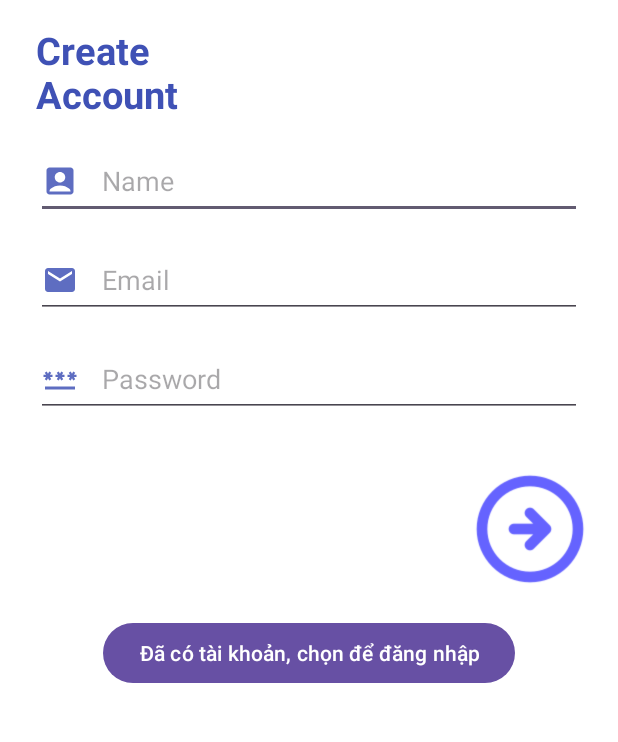
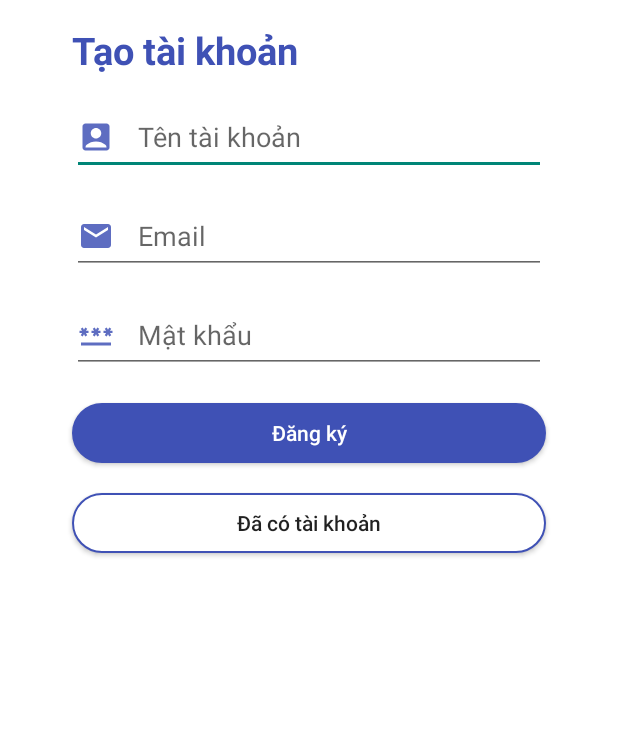
Before and after one commit to Hqkhanh-FITHOU/EcoVn, an Android app: the screen it shows after launch (RegisterActivity), after a tap on "Tạo tài khoản mới", on a phone screen of 412 x 824 dp, the part 240-982 px from its top. Run offline under Robolectric (Android 15) with nearby library versions, the phone set to English and light mode, and no system bars; our stand-ins replace Firebase (no records; nobody signed in at launch, a user with empty details on screens opened directly); 2 other taps on this screen came first.

Commit message:
re-style the interfaces of login and register for greater

```diff
--- a/app/src/main/java/com/fithou/ecovn/auth/LoginActivity.java
+++ b/app/src/main/java/com/fithou/ecovn/auth/LoginActivity.java
@@ -29,7 +29,7 @@ public class LoginActivity extends AppCompatActivity {
     Button btn_create_new;
     TextView tv_forget_pass;
 
-    ImageView btn_login;
+    Button btn_login;
     FirebaseAuth auth;
     FirebaseFirestore firestore;
     ProgressDialog progressDialog;
@@ -42,8 +42,8 @@ public class LoginActivity extends AppCompatActivity {
         auth = FirebaseAuth.getInstance();
         firestore = FirebaseFirestore.getInstance();
         progressDialog = new ProgressDialog(this);
-        progressDialog.setTitle("Create your account");
-        progressDialog.setMessage("Please wait !");
+        progressDialog.setTitle("Đăng nhập");
+        progressDialog.setMessage("Đang thực hiện !");
 
         btn_login = findViewById(R.id.btn_login);
         edtEmail = findViewById(R.id.edtEmailLogin);
@@ -55,10 +55,10 @@ public class LoginActivity extends AppCompatActivity {
                 String password = edtPassword.getText().toString();
 
                 if(email.isEmpty()){
-                    edtEmail.setError("Enter your email");
+                    edtEmail.setError("Hãy nhập email hợp lệ");
 
                 }else if(password.isEmpty()){
-                    edtPassword.setError("Enter your password");
+                    edtPassword.setError("Hãy nhập mật khẩu hợp lệ");
                 }else{
                     progressDialog.show();
                     auth.signInWithEmailAndPassword(email,password).addOnCompleteListener(new OnCompleteListener<AuthResult>() {
--- a/app/src/main/java/com/fithou/ecovn/auth/RegisterActivity.java
+++ b/app/src/main/java/com/fithou/ecovn/auth/RegisterActivity.java
@@ -32,7 +32,7 @@ public class RegisterActivity extends AppCompatActivity {
     FirebaseFirestore firestore;
     ProgressDialog progressDialog;
     Button btn_login_again;
-    ImageView btn_register;
+    Button btn_register;
 
     EditText edtName, edtEmail, edtPassword;
 
@@ -44,8 +44,8 @@ public class RegisterActivity extends AppCompatActivity {
         auth = FirebaseAuth.getInstance();
         firestore = FirebaseFirestore.getInstance();
         progressDialog = new ProgressDialog(this);
-        progressDialog.setTitle("Create your account");
-        progressDialog.setMessage("Please wait !");
+        progressDialog.setTitle("Tạo tài khoản");
+        progressDialog.setMessage("Đang thực hiện !");
 
         btn_login_again = findViewById(R.id.btn_login_again);
         btn_register = findViewById(R.id.btn_register);
@@ -61,12 +61,12 @@ public class RegisterActivity extends AppCompatActivity {
                 String password = edtPassword.getText().toString();
 
                 if(name.isEmpty()){
-                    edtName.setError("Enter your name");
+                    edtName.setError("Hãy đặt tên tài khoản");
 
                 }else if(email.isEmpty()){
-                    edtEmail.setError("Enter your email");
+                    edtEmail.setError("Hãy nhập email hợp lệ");
                 }else if(password.isEmpty()){
-                    edtPassword.setError("Enter your password");
+                    edtPassword.setError("Hãy đặt mật khẩu");
                 }else{
                     progressDialog.show();
                     auth.createUserWithEmailAndPassword(email,password).addOnCompleteListener(new OnCompleteListener<AuthResult>() {
@@ -87,7 +87,7 @@ public class RegisterActivity extends AppCompatActivity {
                                                @Override
                                                public void onComplete(@NonNull Task<Void> task) {
                                                    progressDialog.dismiss();
-                                                   Toast.makeText(RegisterActivity.this, "Register successfully !", Toast.LENGTH_SHORT).show();
+                                                   Toast.makeText(RegisterActivity.this, "Đăng ký thành công !", Toast.LENGTH_SHORT).show();
                                                    startActivity(new Intent(RegisterActivity.this, LoginActivity.class));
 
                                                }
@@ -95,7 +95,7 @@ public class RegisterActivity extends AppCompatActivity {
                                                @Override
                                                public void onFailure(@NonNull Exception e) {
                                                    progressDialog.dismiss();
-                                                   Toast.makeText(RegisterActivity.this, "Register failure !", Toast.LENGTH_LONG).show();
+                                                   Toast.makeText(RegisterActivity.this, "Đăng ký thất bại !", Toast.LENGTH_LONG).show();
                                                }
                                            });
                                         }
@@ -108,7 +108,7 @@ public class RegisterActivity extends AppCompatActivity {
                                 });
                             }else{
                                 progressDialog.dismiss();
-                                Toast.makeText(RegisterActivity.this, "Register failure !", Toast.LENGTH_LONG).show();
+                                Toast.makeText(RegisterActivity.this, "Đăng ký thất bại !", Toast.LENGTH_LONG).show();
                             }
                         }
                     });
--- /dev/null
+++ b/app/src/main/res/drawable/baseline_home_24.xml
@@ -0,0 +1,5 @@
+<vector android:height="24dp" android:tint="#000000"
+    android:viewportHeight="24" android:viewportWidth="24"
+    android:width="24dp" xmlns:android="http://schemas.android.com/apk/res/android">
+    <path android:fillColor="@android:color/white" android:pathData="M10,20v-6h4v6h5v-8h3L12,3 2,12h3v8z"/>
+</vector>
--- /dev/null
+++ b/app/src/main/res/drawable/baseline_notifications_24.xml
@@ -0,0 +1,5 @@
+<vector android:height="24dp" android:tint="#000000"
+    android:viewportHeight="24" android:viewportWidth="24"
+    android:width="24dp" xmlns:android="http://schemas.android.com/apk/res/android">
+    <path android:fillColor="@android:color/white" android:pathData="M12,22c1.1,0 2,-0.9 2,-2h-4c0,1.1 0.89,2 2,2zM18,16v-5c0,-3.07 -1.64,-5.64 -4.5,-6.32L13.5,4c0,-0.83 -0.67,-1.5 -1.5,-1.5s-1.5,0.67 -1.5,1.5v0.68C7.63,5.36 6,7.92 6,11v5l-2,2v1h16v-1l-2,-2z"/>
+</vector>
--- /dev/null
+++ b/app/src/main/res/drawable/baseline_shopping_cart_24.xml
@@ -0,0 +1,5 @@
+<vector android:height="24dp" android:tint="#000000"
+    android:viewportHeight="24" android:viewportWidth="24"
+    android:width="24dp" xmlns:android="http://schemas.android.com/apk/res/android">
+    <path android:fillColor="@android:color/white" android:pathData="M7,18c-1.1,0 -1.99,0.9 -1.99,2S5.9,22 7,22s2,-0.9 2,-2 -0.9,-2 -2,-2zM1,2v2h2l3.6,7.59 -1.35,2.45c-0.16,0.28 -0.25,0.61 -0.25,0.96 0,1.1 0.9,2 2,2h12v-2L7.42,15c-0.14,0 -0.25,-0.11 -0.25,-0.25l0.03,-0.12 0.9,-1.63h7.45c0.75,0 1.41,-0.41 1.75,-1.03l3.58,-6.49c0.08,-0.14 0.12,-0.31 0.12,-0.48 0,-0.55 -0.45,-1 -1,-1L5.21,4l-0.94,-2L1,2zM17,18c-1.1,0 -1.99,0.9 -1.99,2s0.89,2 1.99,2 2,-0.9 2,-2 -0.9,-2 -2,-2z"/>
+</vector>
--- /dev/null
+++ b/app/src/main/res/drawable/border_button.xml
@@ -0,0 +1,14 @@
+<?xml version="1.0" encoding="utf-8"?>
+<shape xmlns:android="http://schemas.android.com/apk/res/android"
+    android:shape="rectangle">
+    <corners
+        android:radius="40dp"
+        />
+
+    <solid
+        android:color="@color/white"
+        />
+    <stroke
+        android:color="@color/Free_Speech_Blue"
+        android:width="1dp"/>
+</shape>
--- a/app/src/main/res/layout/activity_register.xml
+++ b/app/src/main/res/layout/activity_register.xml
@@ -31,9 +31,9 @@
         android:id="@+id/textView"
         android:layout_width="wrap_content"
         android:layout_height="wrap_content"
-        android:layout_marginStart="24dp"
+        android:layout_marginStart="48dp"
         android:layout_marginTop="16dp"
-        android:text="Create \nAccount"
+        android:text="Tạo tài khoản"
         android:textColor="@color/Free_Speech_Blue"
         android:textSize="25dp"
         android:textStyle="bold"
@@ -44,13 +44,13 @@
         android:id="@+id/edtNameRegister"
         android:layout_width="match_parent"
         android:layout_height="50dp"
-        android:layout_marginStart="24dp"
+        android:layout_marginStart="48dp"
         android:layout_marginTop="16dp"
-        android:layout_marginEnd="24dp"
+        android:layout_marginEnd="48dp"
         android:drawableStart="@drawable/user"
         android:drawablePadding="16dp"
         android:ems="10"
-        android:hint="Name"
+        android:hint="Tên tài khoản"
         android:inputType="textEmailAddress"
         android:textColor="@color/black"
         android:textCursorDrawable="@color/Free_Speech_Blue"
@@ -63,9 +63,9 @@
         android:id="@+id/edtEmailRegister"
         android:layout_width="match_parent"
         android:layout_height="50dp"
-        android:layout_marginStart="24dp"
+        android:layout_marginStart="48dp"
         android:layout_marginTop="16dp"
-        android:layout_marginEnd="24dp"
+        android:layout_marginEnd="48dp"
         android:drawableStart="@drawable/email"
         android:drawablePadding="16dp"
         android:ems="10"
@@ -82,14 +82,14 @@
         android:id="@+id/edtPasswordRegister"
         android:layout_width="match_parent"
         android:layout_height="50dp"
-        android:layout_marginStart="24dp"
+        android:layout_marginStart="48dp"
         android:layout_marginTop="16dp"
-        android:layout_marginEnd="24dp"
+        android:layout_marginEnd="48dp"
         android:drawableStart="@drawable/password"
         android:drawablePadding="16dp"
         android:ems="10"
-        android:hint="Password"
-        android:inputType="numberPassword"
+        android:hint="Mật khẩu"
+        android:inputType="textPassword"
         android:textColor="@color/black"
         android:textCursorDrawable="@color/Free_Speech_Blue"
         app:layout_constraintEnd_toEndOf="parent"
@@ -97,24 +97,42 @@
         app:layout_constraintStart_toStartOf="parent"
         app:layout_constraintTop_toBottomOf="@+id/edtEmailRegister" />
 
-    <ImageView
+<!--    <ImageView-->
+<!--        android:id="@+id/btn_register"-->
+<!--        android:layout_width="85dp"-->
+<!--        android:layout_height="85dp"-->
+<!--        android:layout_marginTop="32dp"-->
+<!--        android:layout_marginEnd="16dp"-->
+<!--        app:layout_constraintEnd_toEndOf="parent"-->
+<!--        app:layout_constraintTop_toBottomOf="@+id/edtPasswordRegister"-->
+<!--        app:srcCompat="@drawable/img_login" />-->
+
+    <Button
         android:id="@+id/btn_register"
-        android:layout_width="85dp"
-        android:layout_height="85dp"
-        android:layout_marginTop="32dp"
-        android:layout_marginEnd="16dp"
+        android:layout_width="0dp"
+        android:layout_height="40dp"
+        android:layout_marginStart="48dp"
+        android:layout_marginTop="20dp"
+        android:layout_marginEnd="48dp"
+        android:background="@drawable/border_button"
+        android:backgroundTint="@color/Free_Speech_Blue"
+        android:text="Đăng ký"
+        android:textAllCaps="false"
+        android:textColor="@color/white"
         app:layout_constraintEnd_toEndOf="parent"
-        app:layout_constraintTop_toBottomOf="@+id/edtPasswordRegister"
-        app:srcCompat="@drawable/img_login" />
+        app:layout_constraintStart_toStartOf="parent"
+        app:layout_constraintTop_toBottomOf="@+id/edtPasswordRegister" />
 
     <Button
         android:id="@+id/btn_login_again"
-        android:layout_width="wrap_content"
-        android:layout_height="0dp"
+        android:layout_width="0dp"
+        android:layout_height="40dp"
         android:layout_marginStart="48dp"
-        android:layout_marginTop="16dp"
+        android:layout_marginTop="20dp"
         android:layout_marginEnd="48dp"
-        android:text="Đã có tài khoản, chọn để đăng nhập"
+        android:textAllCaps="false"
+        android:background="@drawable/border_button"
+        android:text="Đã có tài khoản"
         app:layout_constraintEnd_toEndOf="parent"
         app:layout_constraintStart_toStartOf="parent"
         app:layout_constraintTop_toBottomOf="@+id/btn_register" />
--- a/app/src/main/res/values/themes.xml
+++ b/app/src/main/res/values/themes.xml
@@ -1,6 +1,6 @@
 <resources xmlns:tools="http://schemas.android.com/tools">
     <!-- Base application theme. -->
-    <style name="Base.Theme.EcoVn" parent="Theme.Material3.DayNight.NoActionBar">
+    <style name="Base.Theme.EcoVn" parent="Theme.AppCompat.DayNight.NoActionBar">
         <!-- Customize your light theme here. -->
         <!-- <item name="colorPrimary">@color/my_light_primary</item> -->
     </style>
```
Also changed, not shown: app/src/main/java/com/fithou/ecovn/MainActivity.java (+9 -5 lines), app/src/main/res/drawable/baseline_manage_accounts_24.xml (added, +7 -0 lines), app/src/main/res/layout/activity_login.xml (+39 -21 lines).
